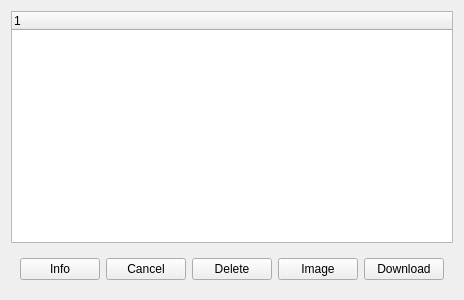
The window that snowgui/snowgui/task/taskqueuemanagerwidget.ui (AndreasFMueller/AstroPhotography) describes before a commit, drawn with Qt 5.
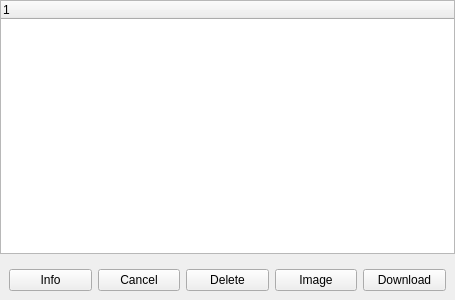
The same window after the commit.

```diff
--- a/snowgui/snowgui/task/taskqueuemanagerwidget.ui
+++ b/snowgui/snowgui/task/taskqueuemanagerwidget.ui
@@ -6,7 +6,7 @@
    <rect>
     <x>0</x>
     <y>0</y>
-    <width>400</width>
+    <width>455</width>
     <height>300</height>
    </rect>
   </property>
@@ -14,6 +14,18 @@
    <string>Form</string>
   </property>
   <layout class="QVBoxLayout" name="verticalLayout">
+   <property name="leftMargin">
+    <number>0</number>
+   </property>
+   <property name="topMargin">
+    <number>0</number>
+   </property>
+   <property name="rightMargin">
+    <number>0</number>
+   </property>
+   <property name="bottomMargin">
+    <number>0</number>
+   </property>
    <item>
     <widget class="QTreeWidget" name="taskTree">
      <column>
```
